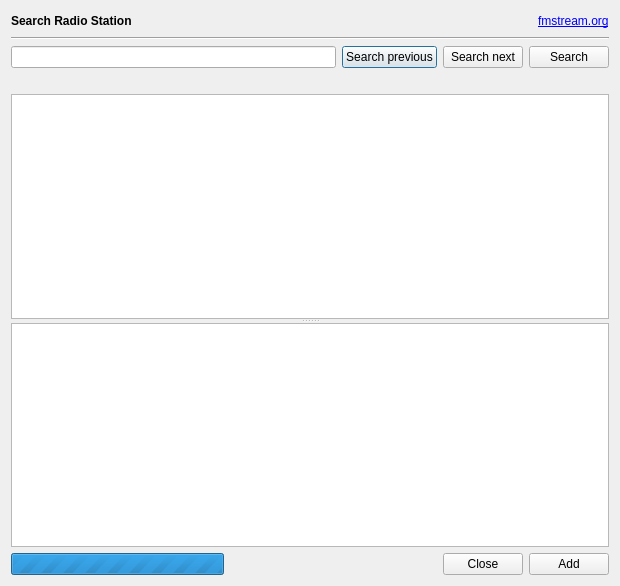
Old version of the form src/GUI/Plugins/Stream/GUI_StationSearcher.ui in the repository Inferno214221/sayonara-player.
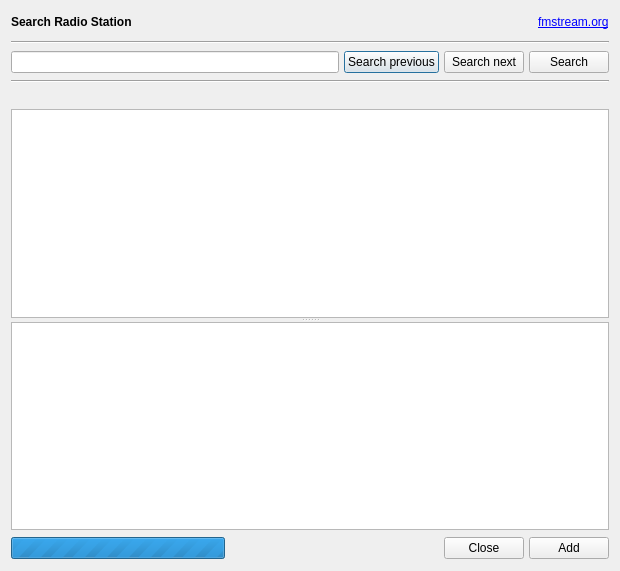
New version of the form.

```diff
--- a/src/GUI/Plugins/Stream/GUI_StationSearcher.ui
+++ b/src/GUI/Plugins/Stream/GUI_StationSearcher.ui
@@ -7,78 +7,27 @@
     <x>0</x>
     <y>0</y>
     <width>620</width>
-    <height>586</height>
+    <height>571</height>
    </rect>
   </property>
   <property name="windowTitle">
    <string>Search Radio Station</string>
   </property>
   <layout class="QGridLayout" name="gridLayout">
-   <item row="7" column="0" colspan="2">
-    <widget class="QSplitter" name="splitter">
-     <property name="orientation">
-      <enum>Qt::Vertical</enum>
-     </property>
-     <widget class="QTableWidget" name="tw_stations">
-      <property name="alternatingRowColors">
-       <bool>true</bool>
-      </property>
-      <property name="selectionMode">
-       <enum>QAbstractItemView::SingleSelection</enum>
-      </property>
-      <property name="selectionBehavior">
-       <enum>QAbstractItemView::SelectRows</enum>
-      </property>
-      <property name="verticalScrollMode">
-       <enum>QAbstractItemView::ScrollPerPixel</enum>
-      </property>
-      <attribute name="horizontalHeaderMinimumSectionSize">
-       <number>30</number>
-      </attribute>
-      <attribute name="horizontalHeaderStretchLastSection">
-       <bool>true</bool>
-      </attribute>
-      <attribute name="verticalHeaderVisible">
-       <bool>false</bool>
-      </attribute>
-     </widget>
-     <widget class="QTableWidget" name="tw_streams">
-      <property name="alternatingRowColors">
-       <bool>true</bool>
-      </property>
-      <property name="selectionMode">
-       <enum>QAbstractItemView::SingleSelection</enum>
-      </property>
-      <property name="selectionBehavior">
-       <enum>QAbstractItemView::SelectRows</enum>
-      </property>
-      <property name="verticalScrollMode">
-       <enum>QAbstractItemView::ScrollPerPixel</enum>
-      </property>
-      <attribute name="horizontalHeaderVisible">
-       <bool>false</bool>
-      </attribute>
-      <attribute name="horizontalHeaderMinimumSectionSize">
-       <number>30</number>
-      </attribute>
-      <attribute name="horizontalHeaderStretchLastSection">
-       <bool>true</bool>
-      </attribute>
-      <attribute name="verticalHeaderVisible">
-       <bool>false</bool>
-      </attribute>
-     </widget>
-    </widget>
-   </item>
-   <item row="3" column="0" colspan="2">
-    <widget class="Line" name="line">
-     <property name="orientation">
-      <enum>Qt::Horizontal</enum>
-     </property>
-    </widget>
-   </item>
+   <property name="verticalSpacing">
+    <number>6</number>
+   </property>
    <item row="4" column="0" colspan="2">
     <layout class="QHBoxLayout" name="horizontalLayout">
+     <property name="spacing">
+      <number>5</number>
+     </property>
+     <property name="topMargin">
+      <number>1</number>
+     </property>
+     <property name="bottomMargin">
+      <number>1</number>
+     </property>
      <item>
       <widget class="QLineEdit" name="le_search"/>
      </item>
@@ -105,8 +54,87 @@
      </item>
     </layout>
    </item>
-   <item row="9" column="0" colspan="2">
+   <item row="3" column="0" colspan="2">
+    <widget class="Line" name="line">
+     <property name="orientation">
+      <enum>Qt::Horizontal</enum>
+     </property>
+    </widget>
+   </item>
+   <item row="6" column="0" colspan="2">
+    <widget class="QLabel" name="lab_from_to">
+     <property name="text">
+      <string notr="true"/>
+     </property>
+    </widget>
+   </item>
+   <item row="8" column="0" colspan="2">
+    <widget class="QSplitter" name="splitter">
+     <property name="orientation">
+      <enum>Qt::Vertical</enum>
+     </property>
+     <widget class="QTableWidget" name="tw_stations">
+      <property name="alternatingRowColors">
+       <bool>true</bool>
+      </property>
+      <property name="selectionMode">
+       <enum>QAbstractItemView::SingleSelection</enum>
+      </property>
+      <property name="selectionBehavior">
+       <enum>QAbstractItemView::SelectRows</enum>
+      </property>
+      <property name="verticalScrollMode">
+       <enum>QAbstractItemView::ScrollPerPixel</enum>
+      </property>
+      <attribute name="horizontalHeaderMinimumSectionSize">
+       <number>30</number>
+      </attribute>
+      <attribute name="horizontalHeaderStretchLastSection">
+       <bool>true</bool>
+      </attribute>
+      <attribute name="verticalHeaderVisible">
+       <bool>false</bool>
+      </attribute>
+     </widget>
+     <widget class="QTableWidget" name="tw_streams">
+      <property name="alternatingRowColors">
+       <bool>true</bool>
+      </property>
+      <property name="selectionMode">
+       <enum>QAbstractItemView::SingleSelection</enum>
+      </property>
+      <property name="selectionBehavior">
+       <enum>QAbstractItemView::SelectRows</enum>
+      </property>
+      <property name="verticalScrollMode">
+       <enum>QAbstractItemView::ScrollPerPixel</enum>
+      </property>
+      <attribute name="horizontalHeaderVisible">
+       <bool>false</bool>
+      </attribute>
+      <attribute name="horizontalHeaderMinimumSectionSize">
+       <number>30</number>
+      </attribute>
+      <attribute name="horizontalHeaderStretchLastSection">
+       <bool>true</bool>
+      </attribute>
+      <attribute name="verticalHeaderVisible">
+       <bool>false</bool>
+      </attribute>
+     </widget>
+    </widget>
+   </item>
+   <item row="10" column="0" colspan="2">
     <layout class="QHBoxLayout" name="horizontalLayout_2">
+     <property name="spacing">
+      <number>5</number>
+     </property>
+     <property name="topMargin">
+      <number>1</number>
+     </property>
+     <property name="bottomMargin">
+      <number>1</number>
+     </property>
      <item>
       <widget class="QProgressBar" name="pb_progress">
        <property name="maximum">
@@ -148,6 +176,12 @@
    </item>
    <item row="2" column="0" colspan="2">
     <layout class="QHBoxLayout" name="horizontalLayout_3">
+     <property name="topMargin">
+      <number>1</number>
+     </property>
+     <property name="bottomMargin">
+      <number>3</number>
+     </property>
      <item>
       <widget class="QLabel" name="label">
        <property name="font">
@@ -184,9 +218,9 @@
     </layout>
    </item>
    <item row="5" column="0" colspan="2">
-    <widget class="QLabel" name="lab_from_to">
-     <property name="text">
-      <string notr="true"/>
+    <widget class="Line" name="line_2">
+     <property name="orientation">
+      <enum>Qt::Horizontal</enum>
      </property>
     </widget>
    </item>
```
